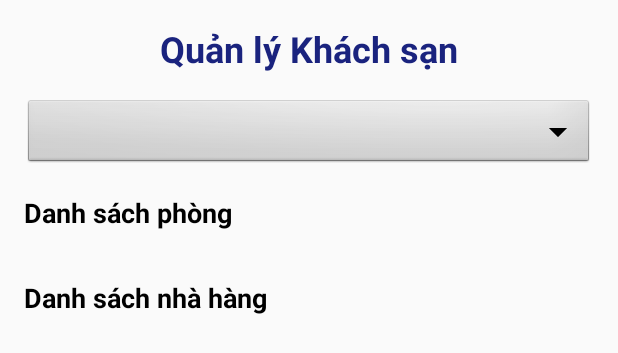
After one commit to Zebihela15/QLKhachSan, an Android app: the layout activity_homepage.xml on its own in the app's theme, with its tools: preview values and no code run, on a phone screen of 412 x 824 dp. The commit adds this screen. Shown: the top 353 px of the screen. Run offline under Robolectric (Android 15) with nearby library versions, the phone set to English and light mode, and no system bars.

Commit message:
homepage

```diff
--- a/app/build.gradle.kts
+++ b/app/build.gradle.kts
@@ -37,6 +37,7 @@ dependencies {
     implementation(libs.material)
     implementation(libs.activity)
     implementation(libs.constraintlayout)
+    implementation(libs.room.runtime.android)
     testImplementation(libs.junit)
     androidTestImplementation(libs.ext.junit)
     androidTestImplementation(libs.espresso.core)
--- a/app/src/main/AndroidManifest.xml
+++ b/app/src/main/AndroidManifest.xml
@@ -3,6 +3,7 @@
     xmlns:tools="http://schemas.android.com/tools">
 
     <application
+
         android:allowBackup="true"
         android:dataExtractionRules="@xml/data_extraction_rules"
         android:fullBackupContent="@xml/backup_rules"
@@ -17,12 +18,13 @@
             android:exported="true">
             <intent-filter>
                 <action android:name="android.intent.action.MAIN" />
-
                 <category android:name="android.intent.category.LAUNCHER" />
             </intent-filter>
 
         </activity>
         <activity android:name=".RegisterActivity" />
+        <activity android:name=".HomePageActivity" />
+
     </application>
 
 </manifest>
--- a/app/src/main/java/com/sinhvien/appqlkhachsan/LoginActivity.java
+++ b/app/src/main/java/com/sinhvien/appqlkhachsan/LoginActivity.java
@@ -47,7 +47,7 @@ public class LoginActivity extends AppCompatActivity {
             if (cursor.moveToFirst()) {
                 Toast.makeText(LoginActivity.this, "Đăng nhập thành công", Toast.LENGTH_SHORT).show();
                 // Chuyển sang activity chính (MainActivity) hoặc activity khác
-                Intent intent = new Intent(LoginActivity.this, MainActivity.class);
+                Intent intent = new Intent(LoginActivity.this, HomePageActivity.class);
                 startActivity(intent);
                 finish();
             } else {
--- /dev/null
+++ b/app/src/main/res/layout/activity_homepage.xml
@@ -0,0 +1,72 @@
+<?xml version="1.0" encoding="utf-8"?>
+<ScrollView xmlns:android="http://schemas.android.com/apk/res/android"
+    android:id="@+id/scrollView"
+    android:layout_width="match_parent"
+    android:layout_height="match_parent"
+    android:background="#FAFAFA"
+    android:fillViewport="true">
+
+    <LinearLayout
+        android:orientation="vertical"
+        android:padding="16dp"
+        android:layout_width="match_parent"
+        android:layout_height="wrap_content">
+
+        <!-- Title -->
+        <TextView
+            android:id="@+id/tvTitle"
+            android:layout_width="wrap_content"
+            android:layout_height="wrap_content"
+            android:text="Quản lý Khách sạn"
+            android:textSize="24sp"
+            android:textStyle="bold"
+            android:textColor="#1A237E"
+            android:layout_gravity="center_horizontal"
+            android:paddingBottom="16dp" />
+
+        <!-- Sort Spinner -->
+        <Spinner
+            android:id="@+id/spinnerSort"
+            android:layout_width="match_parent"
+            android:layout_height="wrap_content"
+            android:background="@android:drawable/btn_dropdown"
+            android:padding="8dp"
+            android:layout_marginBottom="16dp" />
+
+        <!-- Room List Title -->
+        <TextView
+            android:layout_width="wrap_content"
+            android:layout_height="wrap_content"
+            android:text="Danh sách phòng"
+            android:textStyle="bold"
+            android:textSize="18sp"
+            android:textColor="#000000"
+            android:layout_marginBottom="8dp" />
+
+        <!-- Room List -->
+        <ListView
+            android:id="@+id/listViewRooms"
+            android:layout_width="match_parent"
+            android:layout_height="wrap_content"
+            android:dividerHeight="10dp"
+            android:layout_marginBottom="24dp" />
+
+        <!-- Restaurant List Title -->
+        <TextView
+            android:layout_width="wrap_content"
+            android:layout_height="wrap_content"
+            android:text="Danh sách nhà hàng"
+            android:textStyle="bold"
+            android:textSize="18sp"
+            android:textColor="#000000"
+            android:layout_marginBottom="8dp" />
+
+        <!-- Restaurant List -->
+        <ListView
+            android:id="@+id/listViewRestaurants"
+            android:layout_width="match_parent"
+            android:layout_height="wrap_content"
+            android:dividerHeight="10dp" />
+
+    </LinearLayout>
+</ScrollView>
--- a/gradle/libs.versions.toml
+++ b/gradle/libs.versions.toml
@@ -7,6 +7,7 @@ appcompat = "1.7.0"
 material = "1.12.0"
 activity = "1.10.1"
 constraintlayout = "2.2.1"
+roomRuntimeAndroid = "2.7.1"
 
 [libraries]
 junit = { group = "junit", name = "junit", version.ref = "junit" }
@@ -16,6 +17,7 @@ appcompat = { group = "androidx.appcompat", name = "appcompat", version.ref = "a
 material = { group = "com.google.android.material", name = "material", version.ref = "material" }
 activity = { group = "androidx.activity", name = "activity", version.ref = "activity" }
 constraintlayout = { group = "androidx.constraintlayout", name = "constraintlayout", version.ref = "constraintlayout" }
+room-runtime-android = { group = "androidx.room", name = "room-runtime-android", version.ref = "roomRuntimeAndroid" }
 
 [plugins]
 android-application = { id = "com.android.application", version.ref = "agp" }
```
Also changed, not shown: app/src/main/java/com/sinhvien/appqlkhachsan/HomePageActivity.java (added, +107 -0 lines), app/src/main/java/com/sinhvien/appqlkhachsan/RestaurantAdapter.java (added, +36 -0 lines), app/src/main/java/com/sinhvien/appqlkhachsan/RestaurantModel.java (added, +21 -0 lines), app/src/main/java/com/sinhvien/appqlkhachsan/RoomAdapter.java (added, +36 -0 lines), app/src/main/java/com/sinhvien/appqlkhachsan/RoomModel.java (added, +20 -0 lines), app/src/main/res/layout/item_restaurant.xml (added, +28 -0 lines), app/src/main/res/layout/item_room.xml (added, +28 -0 lines), app/src/main/res/drawable/restaurant2.jpg (added), app/src/main/res/drawable/restaurant3.jpg (added), 4 other files.
